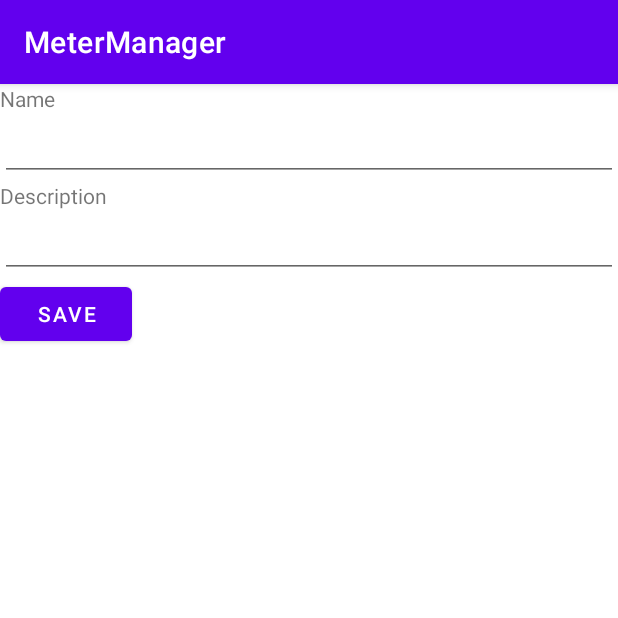
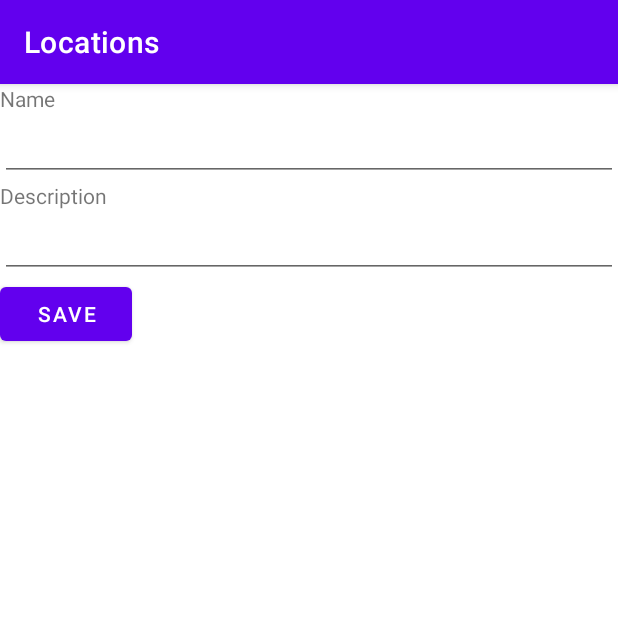
Before and after one commit to sosnovskiim/MeterManager, an Android app: the screen it shows after launch (MainActivity), after a tap on "Add new location", on a phone screen of 412 x 824 dp, the top half of it. Run offline under Robolectric (Android 15) with nearby library versions, the phone set to English and light mode, and no system bars; our stand-ins replace Room's generated code, data binding.

Commit message:
Добавил "Помещения" вместо названия приложения. Добавил локализацию для strings

```diff
--- a/app/src/main/java/com/sosnowskydevelop/metermanager/fragment/LocationListFragment.kt
+++ b/app/src/main/java/com/sosnowskydevelop/metermanager/fragment/LocationListFragment.kt
@@ -2,6 +2,7 @@ package com.sosnowskydevelop.metermanager.fragment
 
 import android.os.Bundle
 import android.view.*
+import androidx.appcompat.app.AppCompatActivity
 import androidx.fragment.app.Fragment
 import androidx.fragment.app.viewModels
 import androidx.lifecycle.Observer
@@ -45,6 +46,8 @@ class LocationListFragment : Fragment() {
         binding.locationDeleteBtn.setOnClickListener{
             locationViewModel.deleteAll()
         }
+
+        (requireActivity() as AppCompatActivity).supportActionBar?.title = resources.getString(R.string.locations)
     }
 
     override fun onCreateOptionsMenu(menu: Menu, inflater: MenuInflater) {
--- a/app/src/main/res/values/strings.xml
+++ b/app/src/main/res/values/strings.xml
@@ -1,8 +1,4 @@
 <resources>
     <string name="app_name">MeterManager</string>
-    <string name="empty_not_saved">Empty</string>
-    <!-- TODO: Remove or change this placeholder text -->
-    <string name="hello_blank_fragment">Hello blank fragment</string>
-
-    <string name="test_branch_to_check_anton_merge_request">Yep</string>
+    <string name="locations">Locations</string>
 </resources>
```
Also changed, not shown: 1 other file.
